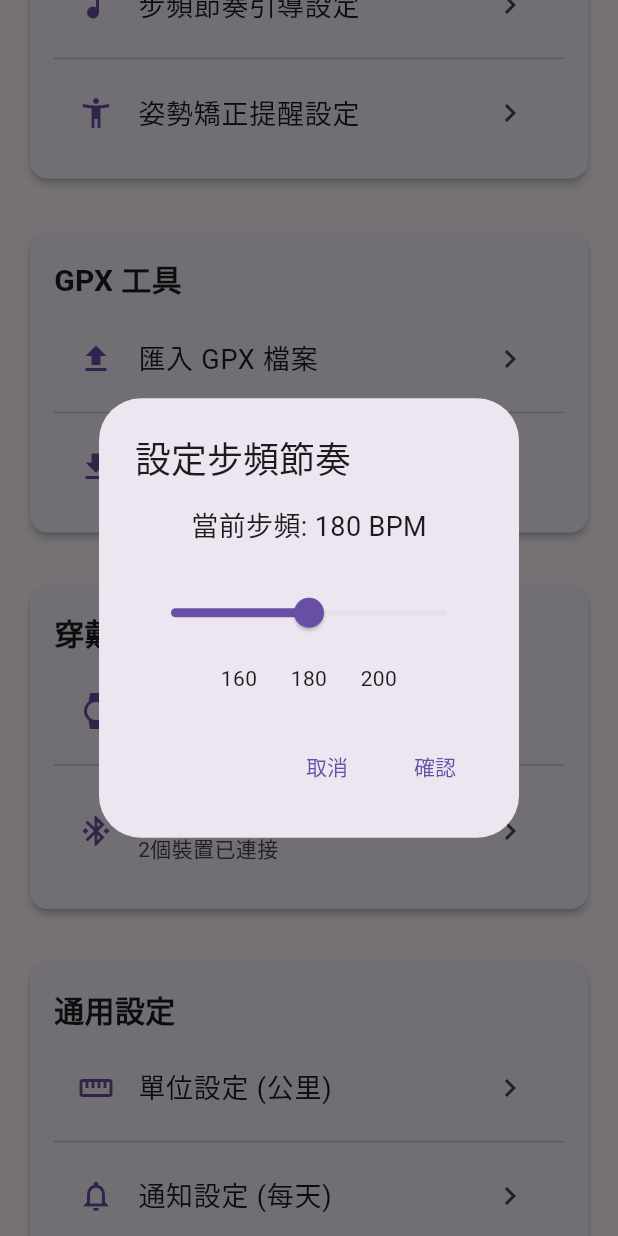
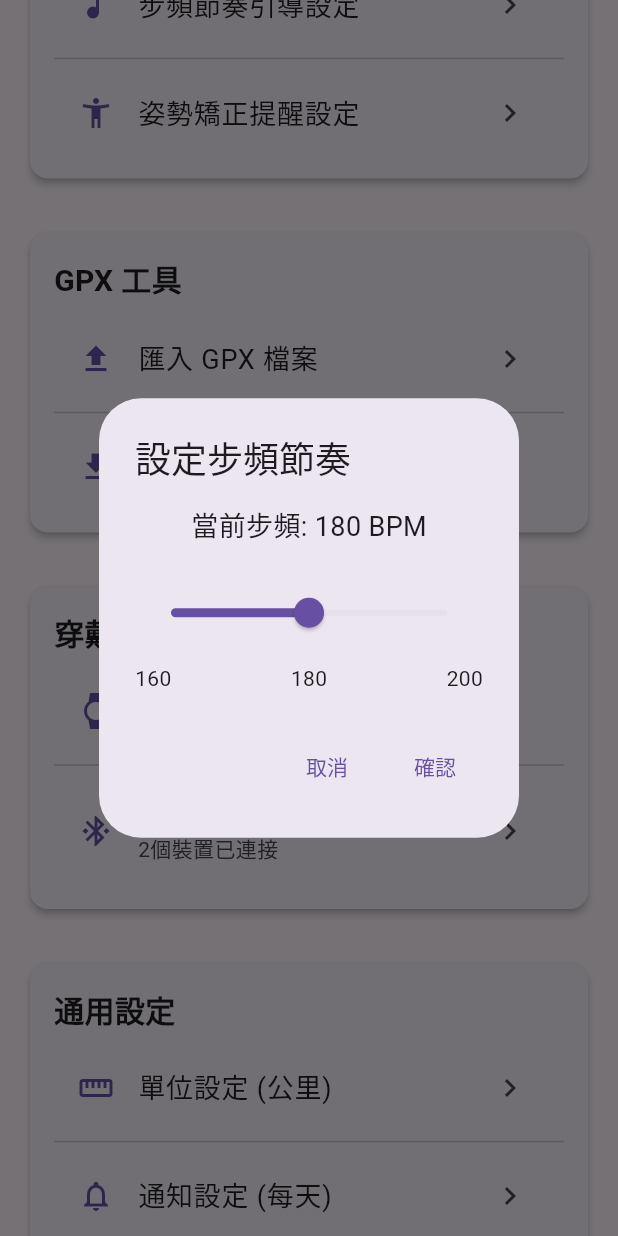
Before and after one commit to SongGuanYing/flutter_final, a Flutter app: the ProfilePage widget shown alone on an empty page, opened directly, scrolled down 576 dp, after a tap on "步頻節奏引導設定", on a phone screen of 412 x 824 dp. Run offline on Flutter 3.47's test engine with Material 3 defaults, Android fonts, the phone set to English and light mode, and no system bars; our stand-ins replace audioplayers, flutter_map, flutter_phoenix, geolocator, image_picker, latlong2 and 4 more; accounts and stored records are empty; network calls fail.

Commit message:
可儲存頭貼和步頻

```diff
--- a/lib/db/db_data_init.dart
+++ b/lib/db/db_data_init.dart
@@ -15,12 +15,14 @@ class DbDataInit {
         userID: 'user1',
         name: 'John Doe',
         password: 'password123',
+        photo:'',
         height: 175.0,
         weight: 70.0,
         cadence: 180,
       );
-      await user.insert();
-
+      if(await User.getById(user.userID) == null) {
+        await user.insert();
+      }
       // Insert TeachData
       TeachData teachData = TeachData(
         title: '跑步技巧',
--- a/lib/db/db_init.dart
+++ b/lib/db/db_init.dart
@@ -32,7 +32,7 @@ class DatabaseHelper {
       );
     } else {
       print('資料庫不存在，將創建新資料庫: $databasePath');
-      await DatabaseHelper.instance.deleteDatabase();
+      //await DatabaseHelper.instance.deleteDatabase();
 
       return await openDatabase(
         databasePath,
--- a/lib/db/user.dart
+++ b/lib/db/user.dart
@@ -5,7 +5,7 @@ class User {
   String userID;
   String? name;
   String? password;
-  String? photo;
+  String photo;
   double? height;
   double? weight;
   int? cadence;
@@ -14,7 +14,7 @@ class User {
     required this.userID,
     this.name,
     this.password,
-    this.photo,
+    required this.photo,
     this.height,
     this.weight,
     this.cadence,
--- a/lib/main.dart
+++ b/lib/main.dart
@@ -19,7 +19,7 @@ import './db/current_user.dart';
 
 void main() async {
   WidgetsFlutterBinding.ensureInitialized();
-  // await DatabaseHelper.instance.deleteDatabase();
+  //await DatabaseHelper.instance.deleteDatabase();
   await DatabaseHelper.instance.printAllTablesAndData();
   runApp(
     Phoenix(
--- a/lib/profile.dart
+++ b/lib/profile.dart
@@ -4,6 +4,7 @@ import 'package:shared_preferences/shared_preferences.dart';
 import 'package:url_launcher/url_launcher.dart';
 import 'dart:io';
 import 'package:flutter_phoenix/flutter_phoenix.dart';
+import 'package:path_provider/path_provider.dart';
 
 import './db/db_init.dart';
 import './db/user.dart';
@@ -35,10 +36,14 @@ class _ProfilePageState extends State<ProfilePage> {
 
   void _loadCurrentUser() async {
     currentUser = await User.getCurrentUser();
+    if (currentUser != null) {
+      setState(() {
+        selectedName = currentUser?.name;
+        selectedHeight = currentUser?.height.toString();
+        selectedWeight = currentUser?.weight.toString();
+      });
+    }
     print('使用者名稱: ${currentUser?.name}');
-    selectedName='${currentUser?.name}';
-    selectedHeight='${currentUser?.height}';
-    selectedWeight='${currentUser?.weight}';
   }
 
   final TextEditingController _editController = TextEditingController();
@@ -282,7 +287,28 @@ class _ProfilePageState extends State<ProfilePage> {
                     },
                   ),
                   const SizedBox(height: 10),
-                  const Text('160      180      200', textAlign: TextAlign.center),
+                  Row(
+                    children: const [
+                      Expanded(
+                        child: Align(
+                          alignment: Alignment.centerLeft,
+                          child: Text('160'),
+                        ),
+                      ),
+                      Expanded(
+                        child: Align(
+                          alignment: Alignment.center,
+                          child: Text('180'),
+                        ),
+                      ),
+                      Expanded(
+                        child: Align(
+                          alignment: Alignment.centerRight,
+                          child: Text('200'),
+                        ),
+                      ),
+                    ],
+                  ),
                 ],
               ),
               actions: [
@@ -295,6 +321,8 @@ class _ProfilePageState extends State<ProfilePage> {
                   onPressed: () {
                     setState(() {  // 更新主頁面的狀態
                       _cadenceValue = tempCadence; // 確認後才存回實際變數
+                      currentUser?.cadence=_cadenceValue.round();
+                      currentUser?.insert();
                     });
                     print('設定步頻為: ${_cadenceValue.round()} BPM');
                     Navigator.of(context).pop();
@@ -308,17 +336,37 @@ class _ProfilePageState extends State<ProfilePage> {
     );
   }
 
-  Future<void> _pickImage() async {
+  /*Future<void> _pickImage() async {
     final pickedFile = await ImagePicker().pickImage(source: ImageSource.gallery);
     if (pickedFile != null) {
       setState(() {
         _profileImage = File(pickedFile.path);
       });
     }
+  }*/
+
+  Future<void> _pickAndSaveImagePath() async {
+    final picker = ImagePicker();
+    final pickedFile = await picker.pickImage(source: ImageSource.gallery);
+
+    if (pickedFile != null) {
+      final appDir = await getApplicationDocumentsDirectory();
+      final fileName = '${DateTime.now().millisecondsSinceEpoch}.png';
+      final savedImage = await File(pickedFile.path).copy('${appDir.path}/$fileName');
+      currentUser!.photo= savedImage.path;
+      await currentUser?.insert();
+      print("currentUser: ${currentUser?.photo}");
+      setState(() {});
+    }
   }
 
   @override
   Widget build(BuildContext context) {
+    // 如果 currentUser 尚未加載完成，顯示加載指示器
+    if (currentUser == null) {
+      return const Center(child: CircularProgressIndicator());
+    }
+
     final List<Map<String, String>> connectedDevices = [
       {'name': '小米手環7', 'id': 'DF:34:AB:12'},
       {'name': 'Apple Watch', 'id': 'FE:23:BC:45'},
@@ -327,22 +375,24 @@ class _ProfilePageState extends State<ProfilePage> {
     return ListView(
       padding: const EdgeInsets.all(20),
       children: [
-        const Text(
-          '使用者介面',
-          style: TextStyle(fontSize: 28, fontWeight: FontWeight.bold),
+        Text(
+          '${currentUser!.name}',
+          style: const TextStyle(fontSize: 28, fontWeight: FontWeight.bold),
         ),
         const SizedBox(height: 20),
 
         // 圓形頭像
         Center(
           child: GestureDetector(
-            onTap: _pickImage,
+            onTap: _pickAndSaveImagePath,
             child: CircleAvatar(
               radius: 60,
               backgroundColor: Colors.grey[300],
-              backgroundImage: _profileImage != null ? FileImage(_profileImage!) : null,
-              child: _profileImage == null
-                  ? const Icon(Icons.person, size: 60, color: Colors.grey)
+              backgroundImage: currentUser!.photo.isNotEmpty
+                  ? FileImage(File(currentUser!.photo))
+                  : null,
+              child:  currentUser!.photo.isEmpty
+                  ? Icon(Icons.person, size: 60, color: Colors.grey)
                   : null,
             ),
           ),
```
